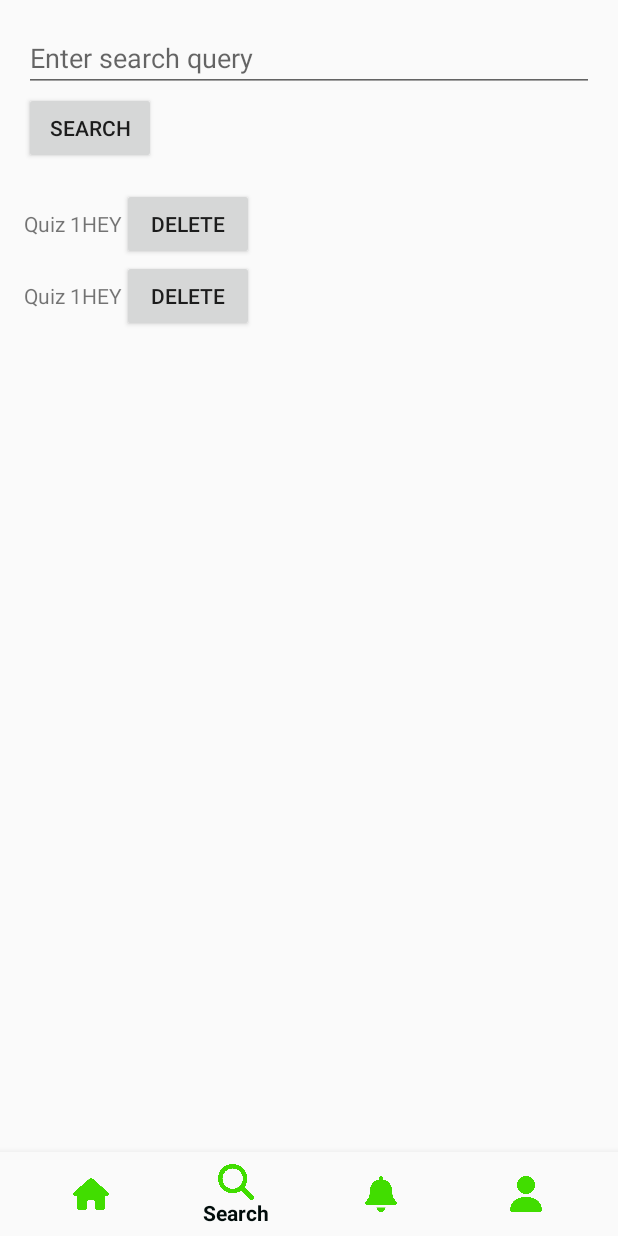
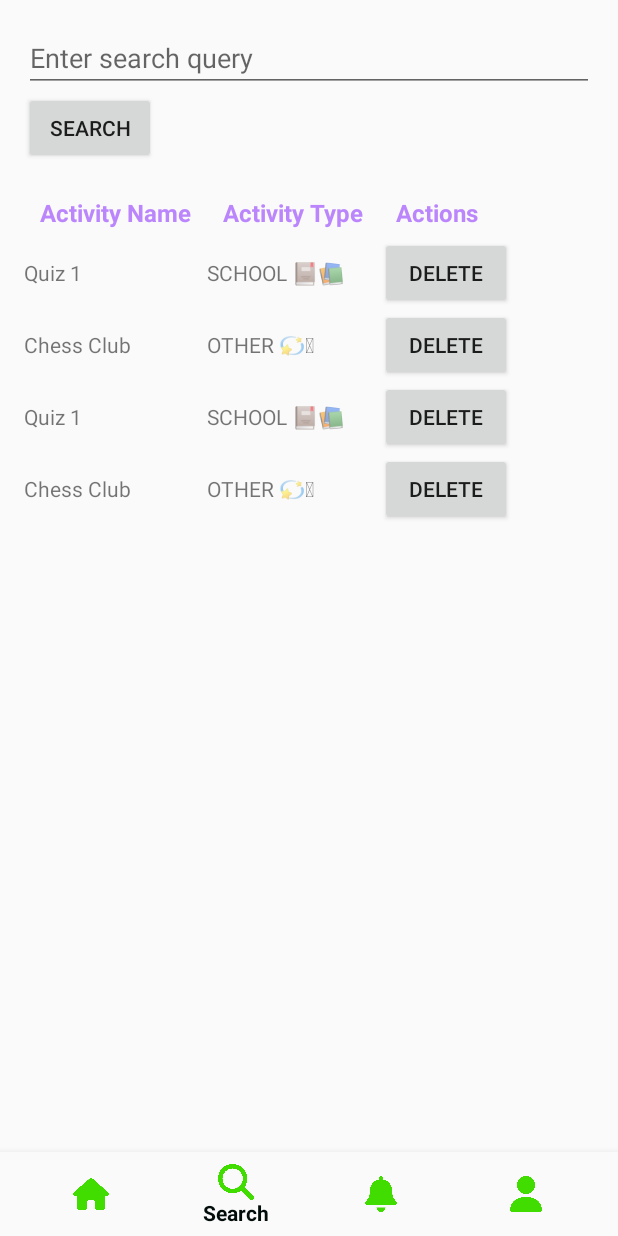
Before and after one commit to NimakamaliLassem/ScheduleWizard, an Android app built with Jetpack Compose: the screen it shows after launch (MainActivity), item 2 of the bottom bar chosen, on a phone screen of 412 x 824 dp. Run offline under Robolectric (Android 15) with nearby library versions, the phone set to English and light mode, and no system bars.

Commit message:
search and note fixes

```diff
--- a/app/src/main/java/SearchFragment.java
+++ b/app/src/main/java/SearchFragment.java
@@ -1,6 +1,7 @@
 import android.annotation.SuppressLint;
 import android.database.Cursor;
 import android.database.sqlite.SQLiteDatabase;
+import android.graphics.Typeface;
 import android.os.Bundle;
 import android.text.TextUtils;
 import android.view.LayoutInflater;
@@ -63,17 +64,27 @@ public class SearchFragment extends Fragment {
         List<SearchActivity> activitiesList = new ArrayList<>();
 
         // Retrieve activities based on the search text from the respective tables
-        activitiesList.addAll(retrieveActivitiesFromDatabase("school_activities", searchText));
-        activitiesList.addAll(retrieveActivitiesFromDatabase("extracurricular_activities", searchText));
+        activitiesList.addAll(retrieveSchoolActivitiesFromDatabase("school_activities", searchText));
+        activitiesList.addAll(retrieveExtraActivitiesFromDatabase("extracurricular_activities", searchText));
 
         // If the search text is empty, retrieve all activities from both tables
         if (TextUtils.isEmpty(searchText)) {
-            activitiesList.addAll(retrieveActivitiesFromDatabase("school_activities", ""));
-            activitiesList.addAll(retrieveActivitiesFromDatabase("extracurricular_activities", ""));
+            activitiesList.addAll(retrieveSchoolActivitiesFromDatabase("school_activities", ""));
+            activitiesList.addAll(retrieveExtraActivitiesFromDatabase("extracurricular_activities", ""));
         }
 
         // Clear existing table rows
         activitiesTable.removeAllViews();
+
+        // Create table header row
+        TableRow headerRow = new TableRow(getActivity());
+        TextView nameHeaderTextView = createTableHeaderCell(getString(R.string.activity_name));
+        TextView typeHeaderTextView = createTableHeaderCell(getString(R.string.activity_type));
+        TextView actionsHeaderTextView = createTableHeaderCell(getString(R.string.actions));
+        headerRow.addView(nameHeaderTextView);
+        headerRow.addView(typeHeaderTextView);
+        headerRow.addView(actionsHeaderTextView);
+        activitiesTable.addView(headerRow);
 
         // Create and populate table rows for each activity
         for (SearchActivity activity : activitiesList) {
@@ -82,9 +93,10 @@ public class SearchFragment extends Fragment {
             TextView nameTextView = createTableCell(activity.getName());
             row.addView(nameTextView);
 
-            //TextView typeTextView = createTableCell(this.activityType);
-            TextView typeTextView = createTableCell("HEY");
+            // Inside the loop in performSearch method
+            TextView typeTextView = createTableCell(activity.getActivityType());
             row.addView(typeTextView);
+
 
             Button actionsButton = createActionsButton(activity);
             row.addView(actionsButton);
@@ -93,6 +105,17 @@ public class SearchFragment extends Fragment {
         }
     }
 
+    private TextView createTableHeaderCell(String text) {
+        TextView textView = new TextView(getActivity());
+        TableRow.LayoutParams layoutParams = new TableRow.LayoutParams(TableRow.LayoutParams.WRAP_CONTENT, TableRow.LayoutParams.WRAP_CONTENT);
+        textView.setLayoutParams(layoutParams);
+        textView.setText(text);
+        textView.setPadding(16, 8, 16, 8); // Adjust padding as needed
+        textView.setTextColor(getResources().getColor(R.color.purple_200)); // Set desired color for the header
+        textView.setTextSize(16); // Set desired text size for the header
+        textView.setTypeface(textView.getTypeface(), Typeface.BOLD); // Set bold style for the header
+        return textView;
+    }
 
     private TextView createTableCell(String text) {
         TextView textView = new TextView(getActivity());
@@ -119,21 +142,17 @@ public class SearchFragment extends Fragment {
         return button;
     }
 
-    private List<SearchActivity> retrieveActivitiesFromDatabase(String tableName, String searchText) {
+    private List<SearchActivity> retrieveSchoolActivitiesFromDatabase(String tableName, String searchText) {
         List<SearchActivity> activitiesList = new ArrayList<>();
 
-        SchoolActivitiesDatabaseHelper schoolActivitiesDatabaseHelper = new SchoolActivitiesDatabaseHelper(getActivity());
+        SchoolActivitiesDatabaseHelper schoolActivitiesDatabaseHelper = new SchoolActivitiesDatabaseHelper(requireContext());
         SQLiteDatabase schoolDB = schoolActivitiesDatabaseHelper.getReadableDatabase();
-
-        ExtracurricularActivitiesDatabaseHelper extracurricularActivitiesDatabaseHelper = new ExtracurricularActivitiesDatabaseHelper(getActivity());
-        SQLiteDatabase extraDB = extracurricularActivitiesDatabaseHelper.getReadableDatabase();
 
         // Define the selection criteria (WHERE clause)
         String selection = "name LIKE ?"; // Adjust this according to your search criteria
         String[] selectionArgs = new String[]{"%" + searchText + "%"};
 
         String[] schoolCols = {"name"};
-        String[] extraCols = {"activityName"};
 
         Cursor schoolCursor = schoolDB.query(tableName, schoolCols, selection, selectionArgs, null, null, null);
 
@@ -141,13 +160,28 @@ public class SearchFragment extends Fragment {
             @SuppressLint("Range") String name = schoolCursor.getString(schoolCursor.getColumnIndex("name"));
 
             // Create an Activity object and add it to the list
-            SearchActivity activity = new SearchActivity(name);
+            SearchActivity activity = new SearchActivity(name, "SCHOOL 📕📚");
             this.activityType = "SCHOOL 📕📚";
             activitiesList.add(activity);
         }
 
-        //schoolCursor.close();
-        //schoolDB.close();
+        schoolCursor.close();
+        schoolDB.close();
+
+        return activitiesList;
+    }
+
+    private List<SearchActivity> retrieveExtraActivitiesFromDatabase(String tableName, String searchText) {
+        List<SearchActivity> activitiesList = new ArrayList<>();
+
+        ExtracurricularActivitiesDatabaseHelper extracurricularActivitiesDatabaseHelper = new ExtracurricularActivitiesDatabaseHelper(requireContext());
+        SQLiteDatabase extraDB = extracurricularActivitiesDatabaseHelper.getReadableDatabase();
+
+        // Define the selection criteria (WHERE clause)
+        String selection = "activityName LIKE ?"; // Adjust this according to your search criteria
+        String[] selectionArgs = new String[]{"%" + searchText + "%"};
+
+        String[] extraCols = {"activityName"};
 
         Cursor extraCursor = extraDB.query(tableName, extraCols, selection, selectionArgs, null, null, null);
 
@@ -155,13 +189,13 @@ public class SearchFragment extends Fragment {
             @SuppressLint("Range") String name = extraCursor.getString(extraCursor.getColumnIndex("activityName"));
 
             // Create an Activity object and add it to the list
-            SearchActivity activity = new SearchActivity(name);
+            SearchActivity activity = new SearchActivity(name, "OTHER 💫🪄");
             this.activityType = "OTHER 💫🪄";
             activitiesList.add(activity);
         }
 
-        //extraCursor.close();
-        //extraDB.close();
+        extraCursor.close();
+        extraDB.close();
 
         return activitiesList;
     }
--- a/app/src/main/java/com/database/SearchActivity.java
+++ b/app/src/main/java/com/database/SearchActivity.java
@@ -2,13 +2,18 @@ package com.database;
 
 public class SearchActivity {
     private String name;
+    private String activityType;
 
-    public SearchActivity(String name) {
+    public SearchActivity(String name, String activityType) {
         this.name = name;
+        this.activityType = activityType;
     }
 
     public String getName() {
         return name;
     }
 
+    public String getActivityType() {
+        return activityType;
+    }
 }
--- /dev/null
+++ b/app/src/main/res/drawable/round_button_background.xml
@@ -0,0 +1,5 @@
+<shape xmlns:android="http://schemas.android.com/apk/res/android"
+    android:shape="rectangle">
+    <solid android:color="#B66F6F" /> <!-- Replace with your desired background color -->
+    <corners android:radius="5dp" /> <!-- Adjust the radius to control the roundness of the button -->
+</shape>
--- a/app/src/main/res/layout/fragment_search.xml
+++ b/app/src/main/res/layout/fragment_search.xml
@@ -1,4 +1,3 @@
-<!-- fragment_search.xml -->
 <LinearLayout xmlns:android="http://schemas.android.com/apk/res/android"
     android:layout_width="match_parent"
     android:layout_height="match_parent"
@@ -17,6 +16,11 @@
         android:layout_height="wrap_content"
         android:text="@string/search" />
 
+    <ScrollView
+        android:layout_width="match_parent"
+        android:layout_height="0dp"
+        android:layout_weight="1">
+
         <TableLayout
             android:id="@+id/activities_table"
             android:layout_width="match_parent"
@@ -33,13 +37,16 @@
 
                 <TextView
                     android:layout_width="0dp"
+                    android:layout_height="match_parent"
                     android:layout_weight="1"
+                    android:gravity="center_horizontal"
                     android:text="@string/activity_type"
                     android:textStyle="bold" />
 
                 <TextView
                     android:layout_width="0dp"
                     android:layout_weight="1"
+                    android:gravity="end"
                     android:text="@string/actions"
                     android:textStyle="bold" />
             </TableRow>
@@ -47,6 +54,6 @@
             <!-- Table Rows (Populated Dynamically) -->
 
         </TableLayout>
-
+    </ScrollView>
 
 </LinearLayout>
--- a/app/src/main/res/values/strings.xml
+++ b/app/src/main/res/values/strings.xml
@@ -12,4 +12,7 @@
     <string name="my_notes">MY NOTES</string>
     <string name="add_note">Add Note</string>
     <string name="select_note_type">Select Note Type</string>
+    <string name="note_title">Note Title</string>
+    <string name="create">Create</string>
+    <string name="note">Note</string>
 </resources>
```
Also changed, not shown: app/src/main/java/AddNoteDialogFragment.java (+18 -29 lines), app/src/main/java/ProfileFragment.java (+62 -9 lines), app/src/main/java/com/database/Note.java (+17 -0 lines), app/src/main/res/layout/dialog_add_note.xml (+15 -7 lines), app/src/main/res/layout/fragment_profile.xml (+9 -4 lines). Lines whose indentation alone changed are shown as unchanged.
